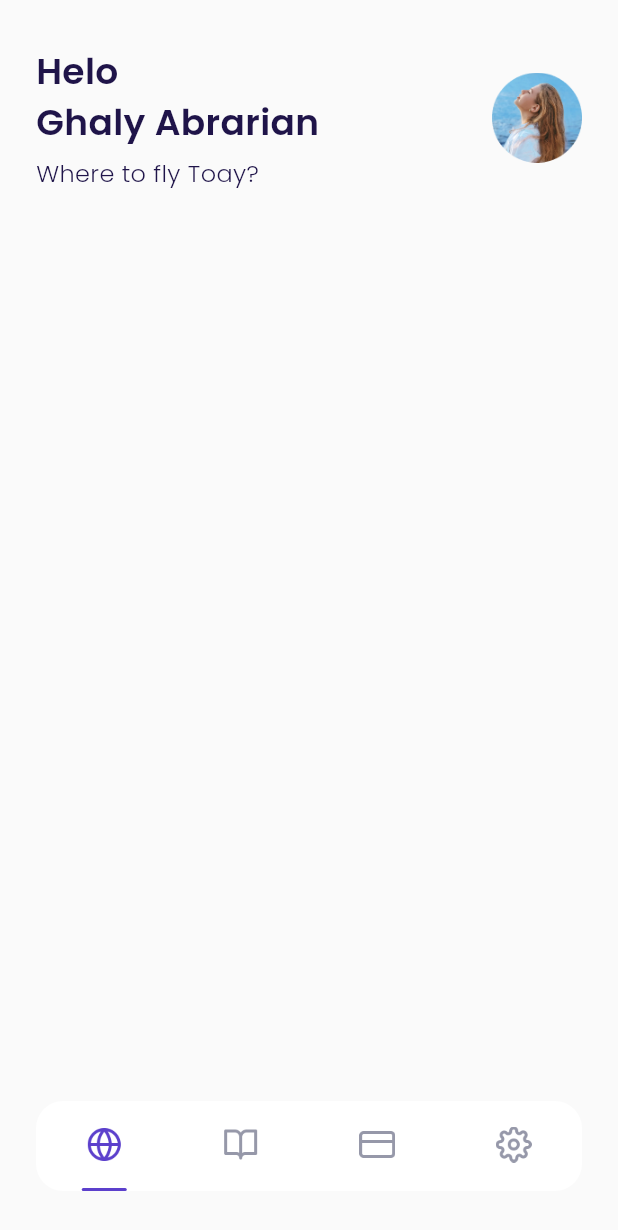
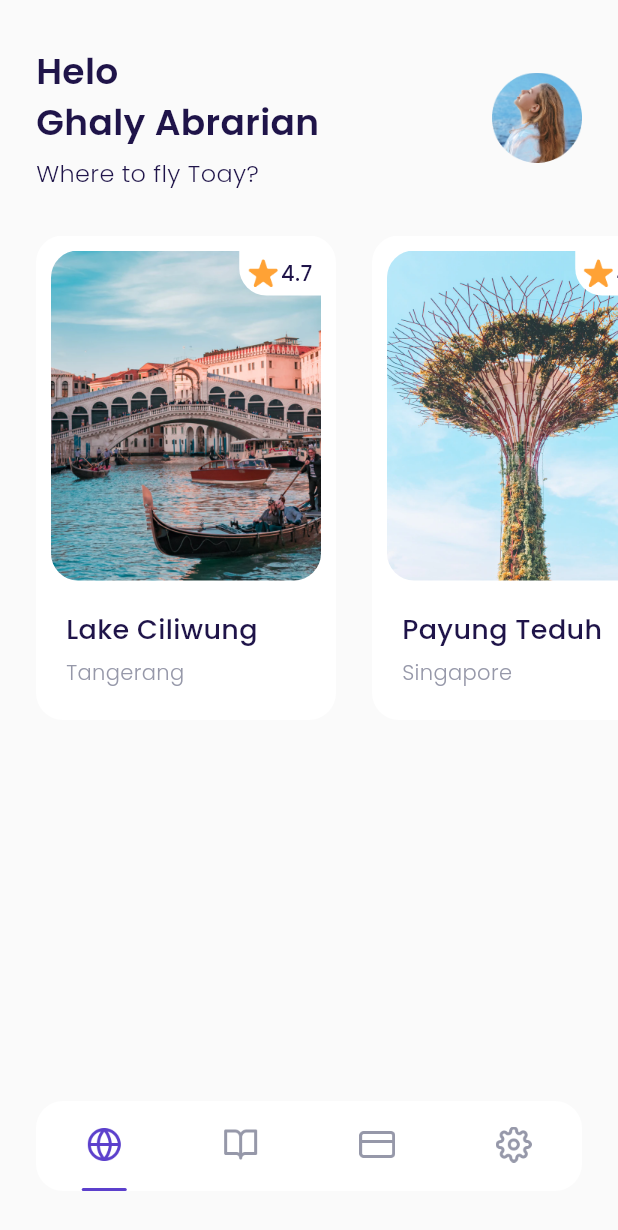
Before and after one commit to kingslyDev/TravelTicket, a Flutter app: the MainPage screen opened by its route, on a phone screen of 412 x 824 dp. Shown: the top 1230 px of the screen. Run offline on Flutter 3.47's test engine with Material 3 defaults, Android fonts, the phone set to English and light mode, and no system bars; our stand-ins replace google_fonts.

Commit message:
widget card destination

```diff
--- a/lib/ui/screens/home_page.dart
+++ b/lib/ui/screens/home_page.dart
@@ -1,5 +1,6 @@
 import 'package:flutter/material.dart';
 import 'package:travelticket/shared/themes.dart';
+import 'package:travelticket/widgets/custom_card_destination.dart';
 
 class HomePage extends StatelessWidget {
   const HomePage({Key? key}) : super(key: key);
@@ -53,9 +54,47 @@ class HomePage extends StatelessWidget {
       );
     }
 
+    Widget popularDestinations() {
+      return Container(
+        margin: EdgeInsets.only(top: 30),
+        child: SingleChildScrollView(
+          scrollDirection: Axis.horizontal,
+          child: Row(
+            children: [
+              CustomCardDestination(
+                title: 'Lake Ciliwung',
+                location: 'Tangerang',
+                img: 'assets/img_destination1.png',
+                rating: 4.7,
+              ),
+              CustomCardDestination(
+                title: 'Payung Teduh',
+                location: 'Singapore',
+                img: 'assets/img_destination5.png',
+                rating: 4.6,
+              ),
+              CustomCardDestination(
+                title: 'Hell Heyo',
+                location: 'Monaco',
+                img: 'assets/img_destination3.png',
+                rating: 4.8,
+              ),
+              CustomCardDestination(
+                title: 'Menarra',
+                location: 'Japan',
+                img: 'assets/img_destination4.png',
+                rating: 5.0,
+              ),
+            ],
+          ),
+        ),
+      );
+    }
+
     return ListView(
       children: [
         header(),
+        popularDestinations(),
       ],
     );
   }
--- /dev/null
+++ b/lib/widgets/custom_card_destination.dart
@@ -0,0 +1,112 @@
+import 'package:flutter/material.dart';
+import '../shared/themes.dart';
+
+class CustomCardDestination extends StatelessWidget {
+  final String img;
+  final double rating;
+  final String title;
+  final String location;
+
+  const CustomCardDestination({
+    Key? key,
+    required this.img,
+    required this.title,
+    required this.location,
+    this.rating = 0.0,
+  }) : super(key: key);
+
+  @override
+  Widget build(BuildContext context) {
+    return Container(
+      width: 200,
+      height: 323,
+      margin: EdgeInsets.only(
+        left: defaultMargin,
+      ),
+      padding: EdgeInsets.all(10),
+      decoration: BoxDecoration(
+        borderRadius: BorderRadius.circular(18),
+        color: kWhiteColor,
+      ),
+      child: Column(
+        crossAxisAlignment: CrossAxisAlignment.start,
+        children: [
+          Container(
+            width: 180,
+            height: 220,
+            margin: EdgeInsets.only(bottom: 20),
+            decoration: BoxDecoration(
+              borderRadius: BorderRadius.circular(18),
+              image: DecorationImage(
+                image: AssetImage(
+                  img,
+                ),
+              ),
+            ),
+            child: Align(
+              alignment: Alignment.topRight,
+              child: Container(
+                width: 54.5,
+                height: 30,
+                decoration: BoxDecoration(
+                  color: kWhiteColor,
+                  borderRadius: BorderRadius.only(
+                    bottomLeft: Radius.circular(18),
+                  ),
+                ),
+                child: Row(
+                  mainAxisAlignment: MainAxisAlignment.center,
+                  crossAxisAlignment: CrossAxisAlignment.center,
+                  children: [
+                    Container(
+                      margin: EdgeInsets.only(right: 2),
+                      width: 20,
+                      height: 20,
+                      decoration: BoxDecoration(
+                        image: DecorationImage(
+                          image: AssetImage('assets/ic_star.png'),
+                        ),
+                      ),
+                    ),
+                    Text(
+                      rating.toString(),
+                      style: blackTextStyle.copyWith(
+                        fontSize: 14,
+                        fontWeight: medium,
+                      ),
+                    )
+                  ],
+                ),
+              ),
+            ),
+          ),
+          Container(
+            margin: EdgeInsets.only(left: 10),
+            child: Column(
+              crossAxisAlignment: CrossAxisAlignment.start,
+              children: [
+                Text(
+                  (title),
+                  style: blackTextStyle.copyWith(
+                    fontSize: 18,
+                    fontWeight: medium,
+                  ),
+                ),
+                SizedBox(
+                  height: 5,
+                ),
+                Text(
+                  (location),
+                  style: greyTextStyle.copyWith(
+                    fontWeight: light,
+                    fontSize: 14,
+                  ),
+                )
+              ],
+            ),
+          ),
+        ],
+      ),
+    );
+  }
+}
```
Also changed, not shown: 1 other file.
